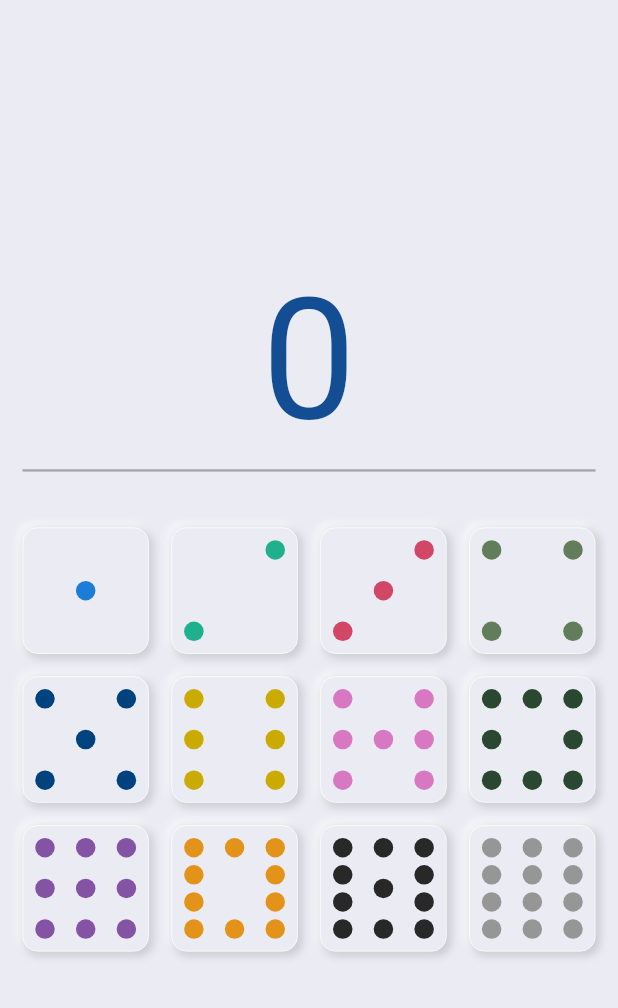
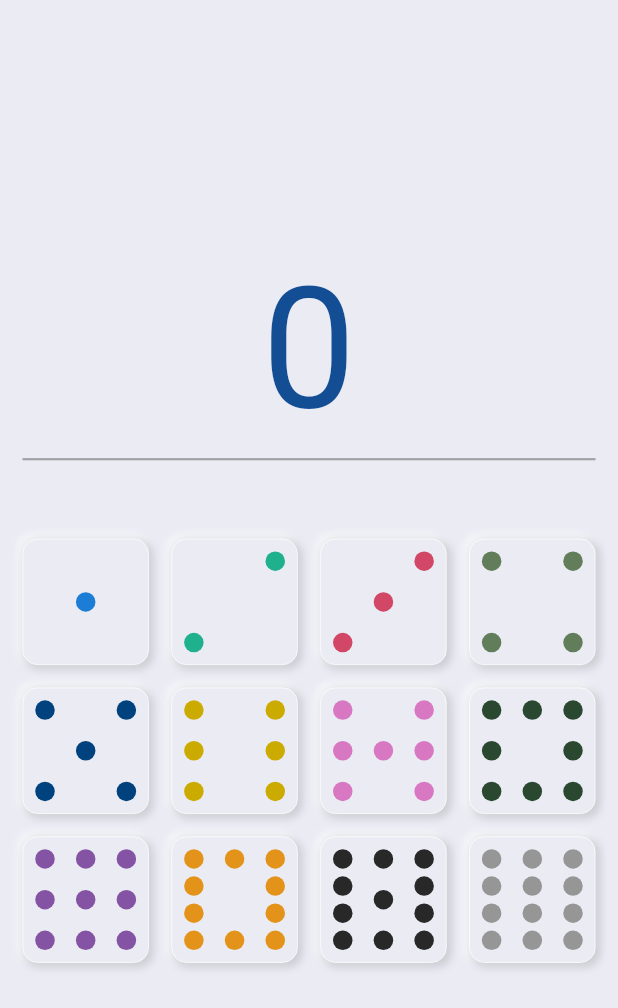
Before and after one commit to esron/mexican_calculator, a Flutter app: the screen it shows after launch, on a phone screen of 412 x 824 dp. Shown: the top 1008 px of the screen. Run offline on Flutter 3.47's test engine with Material 2 defaults, Android fonts, the phone set to English and light mode, and no system bars.

Commit message:
Increases the padding on the bottom of the divider

```diff
--- a/lib/main.dart
+++ b/lib/main.dart
@@ -58,7 +58,7 @@ class _MyHomePageState extends State<MyHomePage> {
                   ),
               ),
               Padding(
-                padding: const EdgeInsets.only(left: 15.0, right: 15.0, bottom: 15.0),
+                padding: const EdgeInsets.only(left: 15.0, right: 15.0, bottom: 30.0),
                 child: Divider(
                   thickness: 1.5,
                   color: Color(0x96717171),
```
